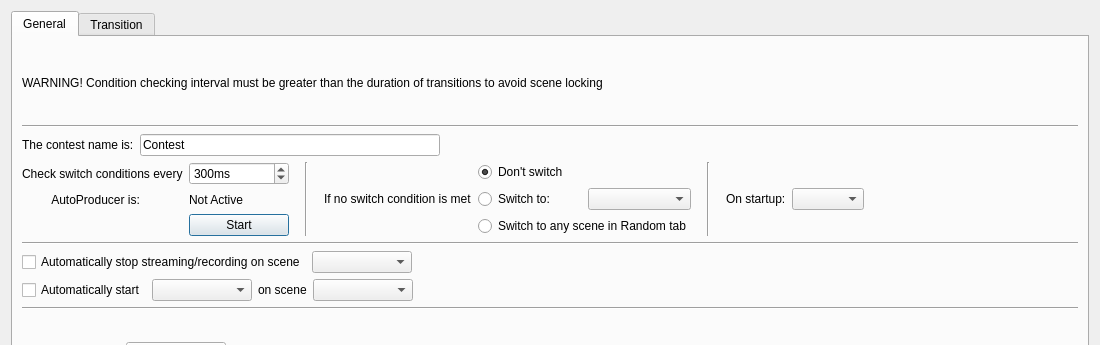
The window that forms/advanced-scene-switcher.ui (Bryshot/TFG) describes before a commit, drawn with Qt 5; both pictures show x 0 to 1100 and y 0 to 345 of the 1100 by 600 pixel window.
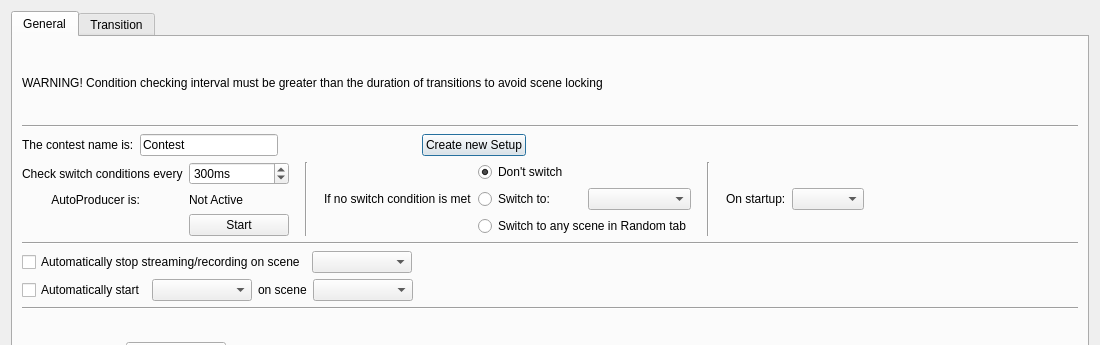
The same window after the commit.

What changed in the file:
```diff
--- a/forms/advanced-scene-switcher.ui
+++ b/forms/advanced-scene-switcher.ui
@@ -98,6 +98,65 @@
            </property>
           </spacer>
          </item>
+         <item>
+          <widget class="QPushButton" name="createSetup">
+           <property name="text">
+            <string>Create new Setup</string>
+           </property>
+          </widget>
+         </item>
+         <item>
+          <spacer name="horizontalSpacer_5">
+           <property name="orientation">
+            <enum>Qt::Horizontal</enum>
+           </property>
+           <property name="sizeHint" stdset="0">
+            <size>
+             <width>40</width>
+             <height>20</height>
+            </size>
+           </property>
+          </spacer>
+         </item>
+         <item>
+          <spacer name="horizontalSpacer_6">
+           <property name="orientation">
+            <enum>Qt::Horizontal</enum>
+           </property>
+           <property name="sizeHint" stdset="0">
+            <size>
+             <width>40</width>
+             <height>20</height>
+            </size>
+           </property>
+          </spacer>
+         </item>
+         <item>
+          <spacer name="horizontalSpacer_7">
+           <property name="orientation">
+            <enum>Qt::Horizontal</enum>
+           </property>
+           <property name="sizeHint" stdset="0">
+            <size>
+             <width>40</width>
+             <height>20</height>
+            </size>
+           </property>
+          </spacer>
+         </item>
+         <item>
+          <spacer name="horizontalSpacer_8">
+           <property name="orientation">
+            <enum>Qt::Horizontal</enum>
+           </property>
+           <property name="sizeHint" stdset="0">
+            <size>
+             <width>40</width>
+             <height>20</height>
+            </size>
+           </property>
+          </spacer>
+         </item>
         </layout>
        </item>
        <item>
```
